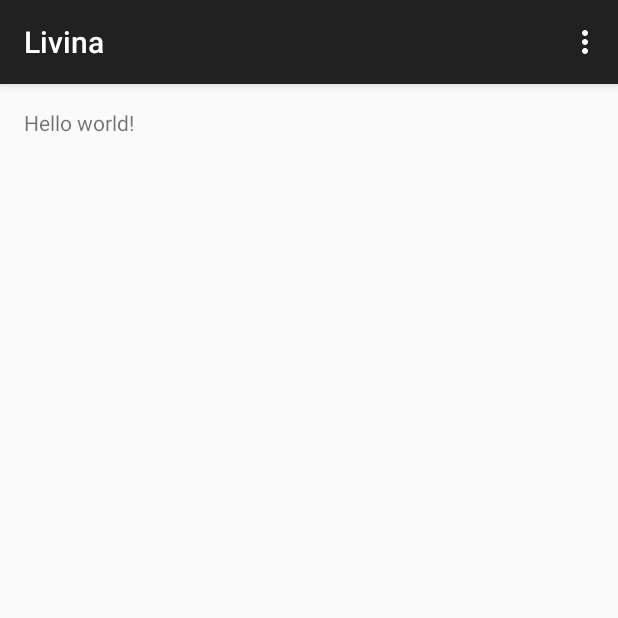
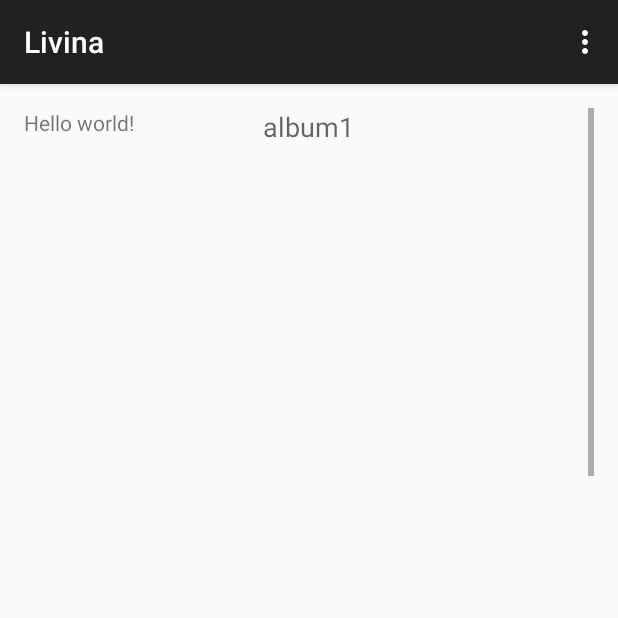
Before and after one commit to Avene/Livina, an Android app: the first screen one second after launch (MainActivity), on a phone screen of 412 x 824 dp, the top half of it. Run offline under Robolectric (Android 15) with nearby library versions, the phone set to English and light mode, and no system bars.

Commit message:
add recycler list view to  MainActivity

```diff
--- a/app/build.gradle
+++ b/app/build.gradle
@@ -36,6 +36,9 @@ repositories {
 dependencies {
     compile fileTree(dir: 'libs', include: ['*.jar'])
     compile 'com.android.support:appcompat-v7:21.0.2'
+    compile 'com.android.support:cardview-v7:21.0.+'
+    compile 'com.android.support:recyclerview-v7:21.0.+'
+    compile 'com.android.support:palette-v7:+'
 
     // Cling
     compile group: 'org.fourthline.cling', name: 'cling-core', version: '2.0.1'
--- a/app/src/main/java/com/avene/avene/livina/MainActivity.java
+++ b/app/src/main/java/com/avene/avene/livina/MainActivity.java
@@ -1,15 +1,16 @@
 package com.avene.avene.livina;
 
+import android.os.Bundle;
+import android.support.v4.app.Fragment;
 import android.support.v7.app.ActionBarActivity;
-import android.support.v7.app.ActionBar;
-import android.support.v4.app.Fragment;
-import android.os.Bundle;
+import android.support.v7.widget.LinearLayoutManager;
+import android.support.v7.widget.RecyclerView;
 import android.view.LayoutInflater;
 import android.view.Menu;
 import android.view.MenuItem;
 import android.view.View;
 import android.view.ViewGroup;
-import android.os.Build;
+import android.widget.TextView;
 
 
 public class MainActivity extends ActionBarActivity {
@@ -52,6 +53,9 @@ public class MainActivity extends ActionBarActivity {
      * A placeholder fragment containing a simple view.
      */
     public static class PlaceholderFragment extends Fragment {
+        // specify an adapter (see also next example)
+        RecyclerView.Adapter mAdapter;
+        RecyclerView.LayoutManager mLayoutManager;
 
         public PlaceholderFragment() {
         }
@@ -60,7 +64,66 @@ public class MainActivity extends ActionBarActivity {
         public View onCreateView(LayoutInflater inflater, ViewGroup container,
                                  Bundle savedInstanceState) {
             View rootView = inflater.inflate(R.layout.fragment_main, container, false);
+            RecyclerView recyclerView = (RecyclerView) rootView.findViewById(R.id.recyclerView);
+
+            // use this setting to improve performance if you know that changes
+            // in content do not change the layout size of the RecyclerView
+            recyclerView.setHasFixedSize(true);
+
+            // use a linear layout manager
+            LinearLayoutManager layoutManager = new LinearLayoutManager(getActivity());
+            recyclerView.setLayoutManager(layoutManager);
+
+            String[] myDataset = { "album1", "album2", "album3"};
+            mAdapter = new MyAdapter(myDataset);
+            recyclerView.setAdapter(mAdapter);
+
             return rootView;
         }
     }
+    static class MyAdapter extends RecyclerView.Adapter<MyAdapter.ViewHolder> {
+        private String[] mDataset;
+
+        // Provide a reference to the views for each data item
+        // Complex data items may need more than one view per item, and
+        // you provide access to all the views for a data item in a view holder
+        public static class ViewHolder extends RecyclerView.ViewHolder {
+            // each data item is just a string in this case
+            public TextView mTextView;
+            public ViewHolder(View v) {
+                super(v);
+                mTextView = (TextView) v.findViewById(R.id.album_title);
+            }
+        }
+
+        // Provide a suitable constructor (depends on the kind of dataset)
+        public MyAdapter(String[] myDataset) {
+            mDataset = myDataset;
+        }
+
+        // Create new views (invoked by the layout manager)
+        @Override
+        public MyAdapter.ViewHolder onCreateViewHolder(ViewGroup parent, int viewType) {
+            // create a new view
+            View v = LayoutInflater.from(parent.getContext()).inflate(R.layout.item_album_list, parent, false);
+            // set the view's size, margins, paddings and layout parameters
+            ViewHolder vh = new ViewHolder(v);
+            return vh;
+        }
+
+        // Replace the contents of a view (invoked by the layout manager)
+        @Override
+        public void onBindViewHolder(ViewHolder holder, int position) {
+            // - get element from your dataset at this position
+            // - replace the contents of the view with that element
+            holder.mTextView.setText(mDataset[position]);
+
+        }
+
+        // Return the size of your dataset (invoked by the layout manager)
+        @Override
+        public int getItemCount() {
+            return mDataset.length;
+        }
+    }
 }
--- a/app/src/main/res/layout/fragment_main.xml
+++ b/app/src/main/res/layout/fragment_main.xml
@@ -1,12 +1,22 @@
 <RelativeLayout xmlns:android="http://schemas.android.com/apk/res/android"
-    xmlns:tools="http://schemas.android.com/tools" android:layout_width="match_parent"
-    android:layout_height="match_parent" android:paddingLeft="@dimen/activity_horizontal_margin"
+    xmlns:tools="http://schemas.android.com/tools"
+    android:layout_width="match_parent"
+    android:layout_height="match_parent"
+    android:paddingBottom="@dimen/activity_vertical_margin"
+    android:paddingLeft="@dimen/activity_horizontal_margin"
     android:paddingRight="@dimen/activity_horizontal_margin"
     android:paddingTop="@dimen/activity_vertical_margin"
-    android:paddingBottom="@dimen/activity_vertical_margin"
     tools:context=".MainActivity$PlaceholderFragment">
 
-    <TextView android:text="@string/hello_world" android:layout_width="wrap_content"
-        android:layout_height="wrap_content" />
+    <TextView
+        android:layout_width="wrap_content"
+        android:layout_height="wrap_content"
+        android:text="@string/hello_world" />
+
+    <android.support.v7.widget.RecyclerView
+        android:id="@+id/recyclerView"
+        android:scrollbars="vertical"
+        android:layout_width="match_parent"
+        android:layout_height="match_parent"/>
 
 </RelativeLayout>
--- /dev/null
+++ b/app/src/main/res/layout/item_album_list.xml
@@ -0,0 +1,13 @@
+<?xml version="1.0" encoding="utf-8"?>
+<LinearLayout xmlns:android="http://schemas.android.com/apk/res/android"
+    android:orientation="vertical" android:layout_width="match_parent"
+    android:layout_height="match_parent">
+
+    <TextView
+        android:layout_width="wrap_content"
+        android:layout_height="wrap_content"
+        android:textAppearance="?android:attr/textAppearanceMedium"
+        android:text="Medium Text"
+        android:id="@+id/album_title"
+        android:layout_gravity="center_horizontal" />
+</LinearLayout>
```
Also changed, not shown: 1 other file.
